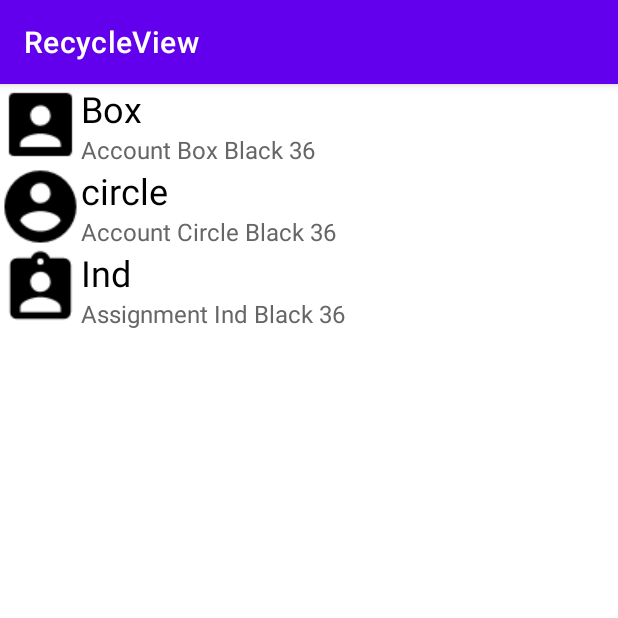
After one commit to Sungdong9Kim/recyclerview, an Android app: the SecondActivity screen opened directly, with no data from a screen before it, on a phone screen of 412 x 824 dp, the top half of it. The commit adds this screen. Run offline under Robolectric (Android 15) with nearby library versions, the phone set to English and light mode, and no system bars.

Commit message:
feat : adding 2nd Activity for practicing recyclerview and adapter

```diff
--- a/app/src/main/AndroidManifest.xml
+++ b/app/src/main/AndroidManifest.xml
@@ -16,6 +16,7 @@
                 <category android:name="android.intent.category.LAUNCHER" />
             </intent-filter>
         </activity>
+        <activity android:name=".SecondActivity"/>
     </application>
 
 </manifest>
--- a/app/src/main/java/com/example/recycleview/MainActivity.java
+++ b/app/src/main/java/com/example/recycleview/MainActivity.java
@@ -4,7 +4,10 @@ import androidx.appcompat.app.AppCompatActivity;
 import androidx.recyclerview.widget.LinearLayoutManager;
 import androidx.recyclerview.widget.RecyclerView;
 
+import android.content.Intent;
 import android.os.Bundle;
+import android.view.View;
+import android.widget.Button;
 
 import java.util.ArrayList;
 
@@ -25,5 +28,16 @@ public class MainActivity extends AppCompatActivity {
 
         SimpleTextAdapter adapter = new SimpleTextAdapter(list);
         recyclerView.setAdapter(adapter);
+
+        Button button = findViewById(R.id.button);
+
+        button.setOnClickListener(new View.OnClickListener(){
+            @Override
+            public void onClick(View view){
+                Intent intent = new Intent(MainActivity.this, SecondActivity.class);
+                startActivity(intent);
+            }
+        });
+
     }
 }
--- /dev/null
+++ b/app/src/main/java/com/example/recycleview/RecyclerImageTextAdapter.java
@@ -0,0 +1,67 @@
+package com.example.recycleview;
+
+import android.content.Context;
+import android.view.LayoutInflater;
+import android.view.View;
+import android.view.ViewGroup;
+import android.widget.ImageView;
+import android.widget.TextView;
+
+import androidx.recyclerview.widget.RecyclerView;
+
+import java.util.ArrayList;
+
+public class RecyclerImageTextAdapter extends RecyclerView.Adapter<RecyclerImageTextAdapter.ViewHolder> {
+
+    private ArrayList<RecyclerItem> mData = null;
+
+    RecyclerImageTextAdapter(ArrayList<RecyclerItem> list) {
+        mData = list;
+    }
+
+    @Override
+    public RecyclerImageTextAdapter.ViewHolder onCreateViewHolder(ViewGroup parent, int viewType) {
+
+        Context context = parent.getContext();
+        LayoutInflater inflater = (LayoutInflater) context.getSystemService(Context.LAYOUT_INFLATER_SERVICE);
+
+        View view = inflater.inflate(R.layout.recycler_item, parent, false);
+        RecyclerImageTextAdapter.ViewHolder vh = new RecyclerImageTextAdapter.ViewHolder(view);
+
+        return vh;
+
+    }
+
+    @Override
+    public void onBindViewHolder(RecyclerImageTextAdapter.ViewHolder holder, int position){
+
+        RecyclerItem item = mData.get(position);
+
+        holder.icon.setImageDrawable(item.getIcon());
+        holder.title.setText(item.getTitle());
+        holder.desc.setText(item.getDesc());
+
+
+    }
+
+    @Override
+    public int getItemCount() {
+        return mData.size();
+    }
+
+    public class ViewHolder extends RecyclerView.ViewHolder {
+        ImageView icon;
+        TextView title;
+        TextView desc;
+
+        ViewHolder(View itemView) {
+            super(itemView);
+
+            icon = itemView.findViewById(R.id.icon);
+            title = itemView.findViewById(R.id.title);
+            desc = itemView.findViewById(R.id.desc);
+
+        }
+    }
+
+}
--- /dev/null
+++ b/app/src/main/java/com/example/recycleview/RecyclerItem.java
@@ -0,0 +1,36 @@
+package com.example.recycleview;
+
+import android.graphics.drawable.Drawable;
+
+public class RecyclerItem {
+    private Drawable iconDrawable;
+    private String titleStr;
+    private String descStr;
+
+    //아래의 set과 get을 하는 이유는 위의 정의된 값들이 private이기 때문에 recyclerItem 내에서만 수정할 수 있기 때문입니다.
+    public void setIcon(Drawable icon) {
+        iconDrawable = icon;
+    }
+
+    public void setTitle(String title) {
+        titleStr = title;
+    }
+
+    public void setDesc(String desc) {
+        descStr = desc;
+    }
+
+    public Drawable getIcon(){
+        //this를 꼭 넣어야하는가? 안 넣어도 될 것 같은데....
+        return this.iconDrawable;
+        //return iconDrawable;
+    }
+
+    public String getTitle(){
+        return this.titleStr;
+    }
+
+    public String getDesc(){
+        return this.descStr;
+    }
+}
--- /dev/null
+++ b/app/src/main/java/com/example/recycleview/SecondActivity.java
@@ -0,0 +1,49 @@
+package com.example.recycleview;
+
+import android.graphics.drawable.Drawable;
+import android.os.Bundle;
+
+import androidx.appcompat.app.AppCompatActivity;
+import androidx.recyclerview.widget.LinearLayoutManager;
+import androidx.recyclerview.widget.RecyclerView;
+
+import java.util.ArrayList;
+
+public class SecondActivity extends AppCompatActivity {
+
+    RecyclerView mRecyclerVIew = null;
+    RecyclerImageTextAdapter mAdapter = null;
+    ArrayList<RecyclerItem> mList = new ArrayList<RecyclerItem>();
+
+    @Override
+    protected void onCreate(Bundle savedInstanceState){
+        super.onCreate(savedInstanceState);
+
+        setContentView(R.layout.second_activity);
+
+        mRecyclerVIew = findViewById(R.id.recyclerIn2nd);
+
+        mAdapter = new RecyclerImageTextAdapter(mList);
+        mRecyclerVIew.setAdapter(mAdapter);
+
+        mRecyclerVIew.setLayoutManager(new LinearLayoutManager(this));
+
+        addItem(getDrawable(R.drawable.account_box_black_36), "Box", "Account Box Black 36");
+        addItem(getDrawable(R.drawable.account_circle_black_36), "circle", "Account Circle Black 36");
+        addItem(getDrawable(R.drawable.assignment_ind_black_36), "Ind", "Assignment Ind Black 36");
+
+        mAdapter.notifyDataSetChanged();
+
+    }
+
+    public void addItem(Drawable icon, String title, String desc) {
+        RecyclerItem item = new RecyclerItem();
+
+        item.setIcon(icon);
+        item.setTitle(title);
+        item.setDesc(desc);
+
+        mList.add(item);
+    }
+
+}
--- a/app/src/main/res/layout/activity_main.xml
+++ b/app/src/main/res/layout/activity_main.xml
@@ -1,10 +1,17 @@
 <?xml version="1.0" encoding="utf-8"?>
-<androidx.constraintlayout.widget.ConstraintLayout xmlns:android="http://schemas.android.com/apk/res/android"
+<LinearLayout xmlns:android="http://schemas.android.com/apk/res/android"
     xmlns:app="http://schemas.android.com/apk/res-auto"
     xmlns:tools="http://schemas.android.com/tools"
     android:layout_width="match_parent"
     android:layout_height="match_parent"
-    tools:context=".MainActivity">
+    tools:context=".MainActivity"
+    android:orientation="vertical">
+
+    <Button
+        android:layout_width="wrap_content"
+        android:layout_height="wrap_content"
+        android:id="@+id/button"
+        android:text="2nd activity"/>
 
     <androidx.recyclerview.widget.RecyclerView
         android:layout_width="match_parent"
@@ -13,4 +20,4 @@
         android:scrollbars="vertical"/>
 
 
-</androidx.constraintlayout.widget.ConstraintLayout>
+</LinearLayout>
--- /dev/null
+++ b/app/src/main/res/layout/recycler_item.xml
@@ -0,0 +1,34 @@
+<?xml version="1.0" encoding="utf-8"?>
+<androidx.constraintlayout.widget.ConstraintLayout xmlns:android="http://schemas.android.com/apk/res/android"
+    android:layout_width="match_parent"
+    android:layout_height="wrap_content"
+    xmlns:app="http://schemas.android.com/apk/res-auto">
+
+    <ImageView
+        android:layout_width="wrap_content"
+        android:layout_height="wrap_content"
+        android:id="@+id/icon"
+        app:layout_constraintLeft_toLeftOf="parent"
+        app:layout_constraintTop_toTopOf="parent" /> />
+
+    <TextView
+        android:layout_width="0dp"
+        android:layout_height="wrap_content"
+        android:id="@+id/title"
+        android:textSize="24dp"
+        android:textColor="#000000"
+        app:layout_constraintLeft_toRightOf="@id/icon"
+        app:layout_constraintRight_toRightOf="parent"
+        app:layout_constraintTop_toTopOf="parent" />
+
+    <TextView
+        android:layout_width="0dp"
+        android:layout_height="wrap_content"
+        android:id="@+id/desc"
+        android:textSize="16dp"
+        android:textColor="#666666"
+        app:layout_constraintLeft_toRightOf="@id/icon"
+        app:layout_constraintRight_toRightOf="parent"
+        app:layout_constraintTop_toBottomOf="@id/title" />
+
+</androidx.constraintlayout.widget.ConstraintLayout>
--- /dev/null
+++ b/app/src/main/res/layout/second_activity.xml
@@ -0,0 +1,16 @@
+<?xml version="1.0" encoding="utf-8"?>
+<androidx.constraintlayout.widget.ConstraintLayout xmlns:android="http://schemas.android.com/apk/res/android"
+    android:layout_width="match_parent"
+    android:layout_height="match_parent"
+    xmlns:app="http://schemas.android.com/apk/res-auto">
+
+    <androidx.recyclerview.widget.RecyclerView
+        android:layout_width="0dp"
+        android:layout_height="0dp"
+        android:id="@+id/recyclerIn2nd"
+        app:layout_constraintBottom_toBottomOf="parent"
+        app:layout_constraintLeft_toLeftOf="parent"
+        app:layout_constraintRight_toRightOf="parent"
+        app:layout_constraintTop_toTopOf="parent"/>
+
+</androidx.constraintlayout.widget.ConstraintLayout>
```
Also changed, not shown: app/src/main/res/drawable/account_box_black_36.png (added), app/src/main/res/drawable/account_circle_black_36.png (added), app/src/main/res/drawable/assignment_ind_black_36.png (added), 1 other file.
